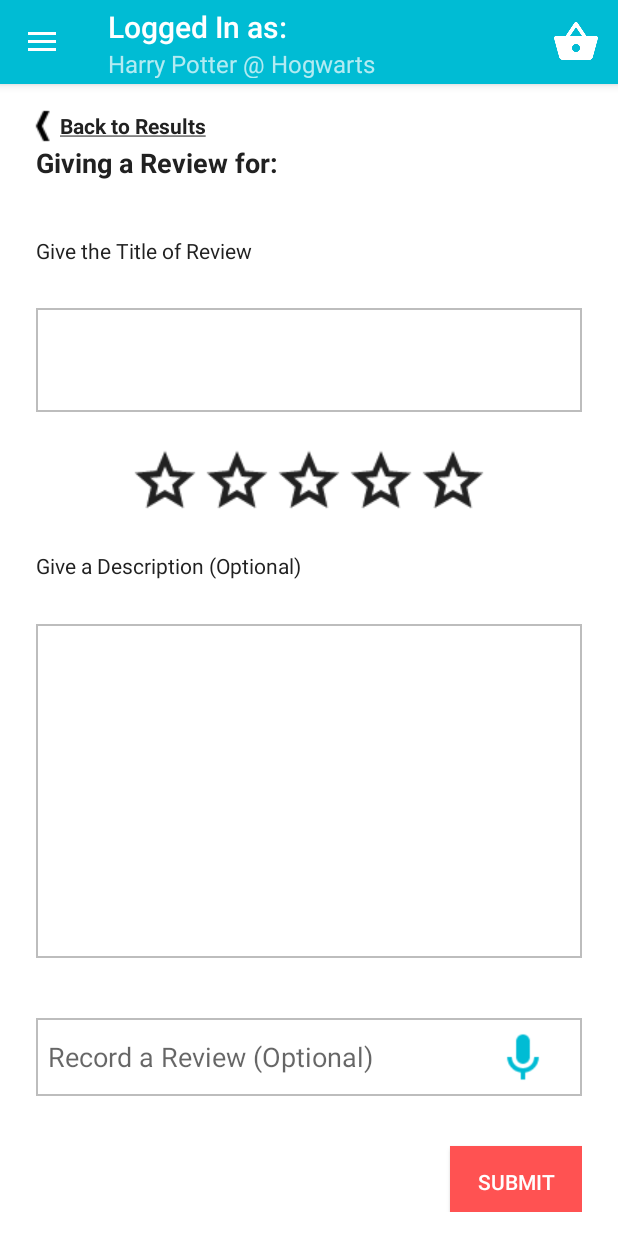
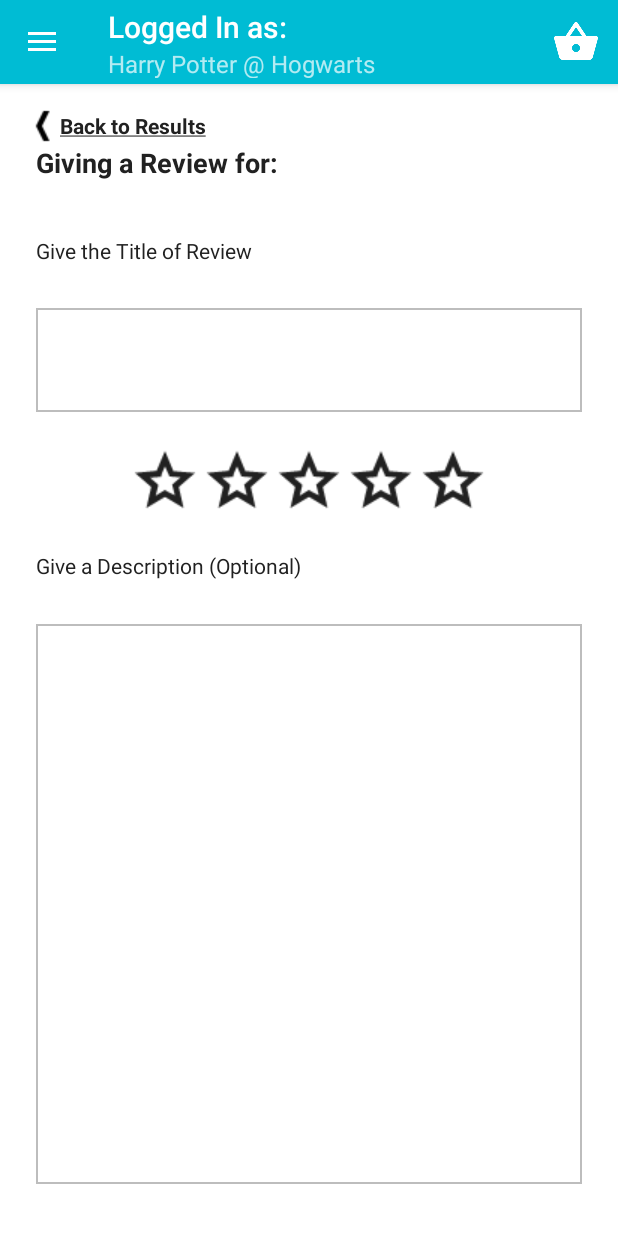
Before and after one commit to oliver-hohn/BookRecommenderPrototype, an Android app: the ReviewActivity screen opened directly, with no data from a screen before it, on a phone screen of 412 x 824 dp. Run offline under Robolectric (Android 15) with nearby library versions, the phone set to English and light mode, and no system bars.

```diff
--- a/app/src/main/AndroidManifest.xml
+++ b/app/src/main/AndroidManifest.xml
@@ -44,7 +44,9 @@
             android:name=".ReviewActivity"
             android:label="@string/title_activity_basket"
             android:theme="@style/AppTheme"
-            android:screenOrientation="portrait"></activity>
+            android:screenOrientation="portrait"
+            android:windowSoftInputMode="adjustPan"
+            ></activity>
     </application>
 
 </manifest>
--- a/app/src/main/java/oliverhohn/bookrecommender/ReviewActivity.java
+++ b/app/src/main/java/oliverhohn/bookrecommender/ReviewActivity.java
@@ -10,11 +10,14 @@ import android.support.v4.widget.DrawerLayout;
 import android.support.v7.app.ActionBarDrawerToggle;
 import android.support.v7.app.AppCompatActivity;
 import android.support.v7.widget.Toolbar;
+import android.text.method.ScrollingMovementMethod;
 import android.util.Log;
 import android.view.Menu;
 import android.view.MenuItem;
 import android.view.View;
+import android.widget.EditText;
 import android.widget.ImageView;
+import android.widget.Scroller;
 import android.widget.TextView;
 import android.widget.Toast;
 
@@ -47,6 +50,11 @@ public class ReviewActivity extends AppCompatActivity
         Intent intent = getIntent();
         TextView backTextView = (TextView) findViewById(R.id.backTextView);
         TextView givingTextView = (TextView) findViewById(R.id.givingReviewForView);
+        EditText editText = (EditText) findViewById(R.id.editText2);
+        editText.setScroller(new Scroller(getApplicationContext()));
+
+        editText.setVerticalScrollBarEnabled(true);
+        editText.setMovementMethod(new ScrollingMovementMethod());
         if(intent != null){
             String from = intent.getStringExtra("fromBook");
             if(from != null){
--- a/app/src/main/res/layout/content_review.xml
+++ b/app/src/main/res/layout/content_review.xml
@@ -138,7 +138,7 @@
             android:inputType="textMultiLine"
             android:ems="10"
             android:id="@+id/editText2"
-            android:layout_weight="6.22"
+            android:layout_weight="11.36"
             android:background="@drawable/back"
             android:gravity="top|left"
             android:paddingLeft="8dp"
```
